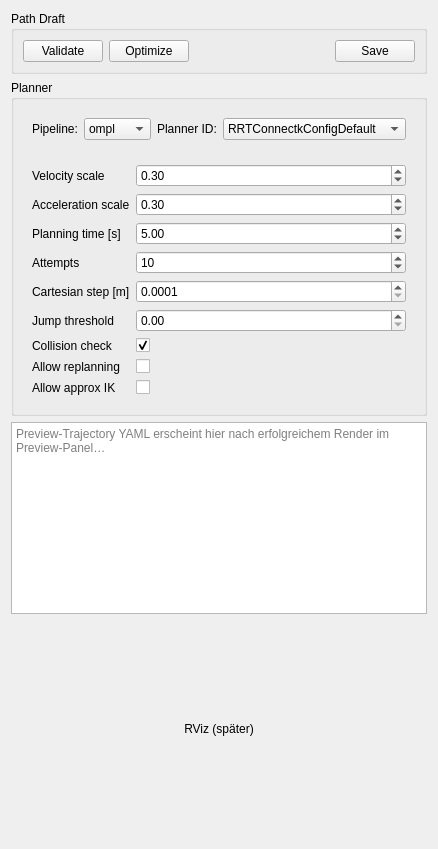
Old version of the form Spraycoater/resource/ui/tabs/recipe/planning_panel.ui in the repository mikv75-lab/ROS-Project.
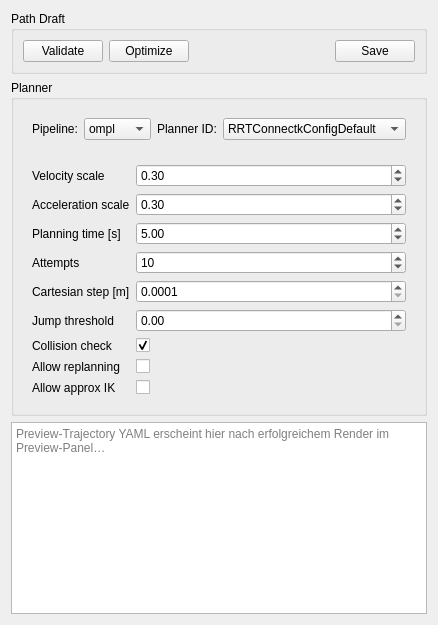
New version of the form.

```diff
--- a/Spraycoater/resource/ui/tabs/recipe/planning_panel.ui
+++ b/Spraycoater/resource/ui/tabs/recipe/planning_panel.ui
@@ -146,21 +146,6 @@
     </widget>
    </item>
 
-   <!-- RViz-Placeholder -->
-   <item>
-    <widget class="QWidget" name="rvizContainer">
-     <layout class="QVBoxLayout" name="rvizLayout">
-      <item>
-       <widget class="QLabel" name="lblRvizPlaceholder">
-        <property name="text"><string>RViz (später)</string></property>
-        <property name="alignment"><set>Qt::AlignCenter</set></property>
-        <property name="minimumSize"><size><width>200</width><height>200</height></size></property>
-       </widget>
-      </item>
-     </layout>
-    </widget>
-   </item>
-
   </layout>
  </widget>
  <resources/>
```
Left out of the diff: 3 changed lines with no effect on the pictures.
